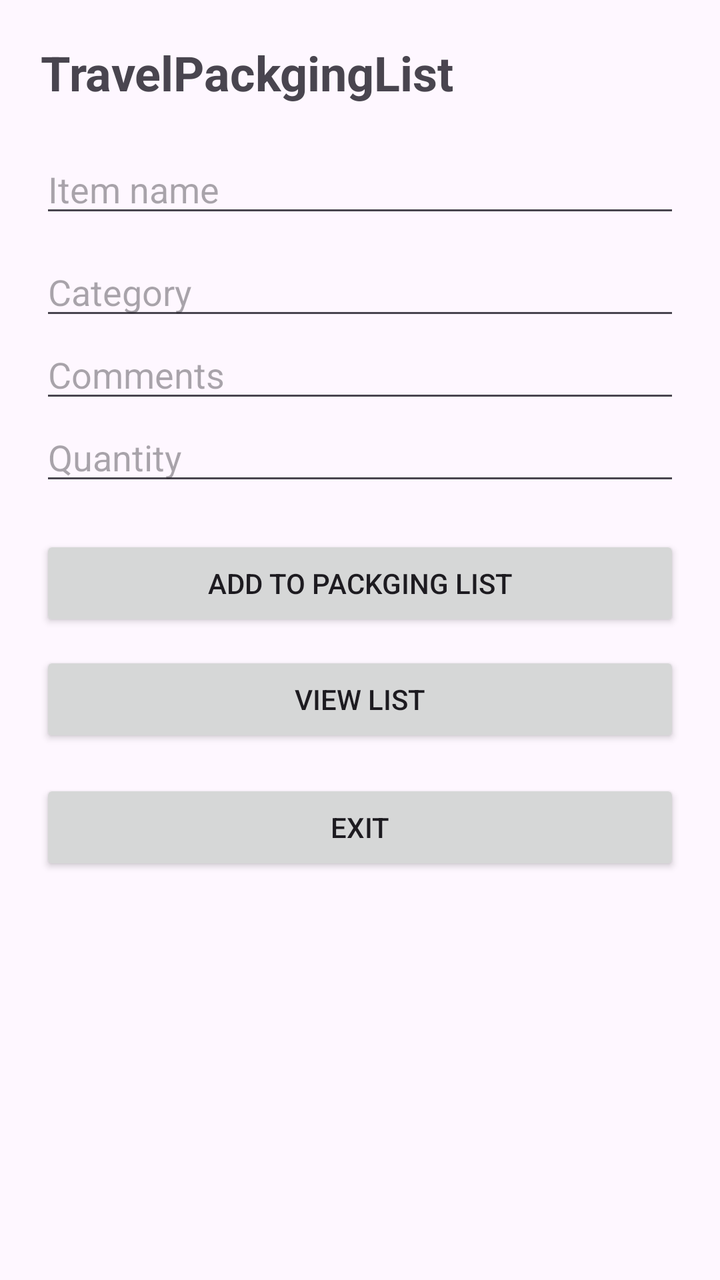
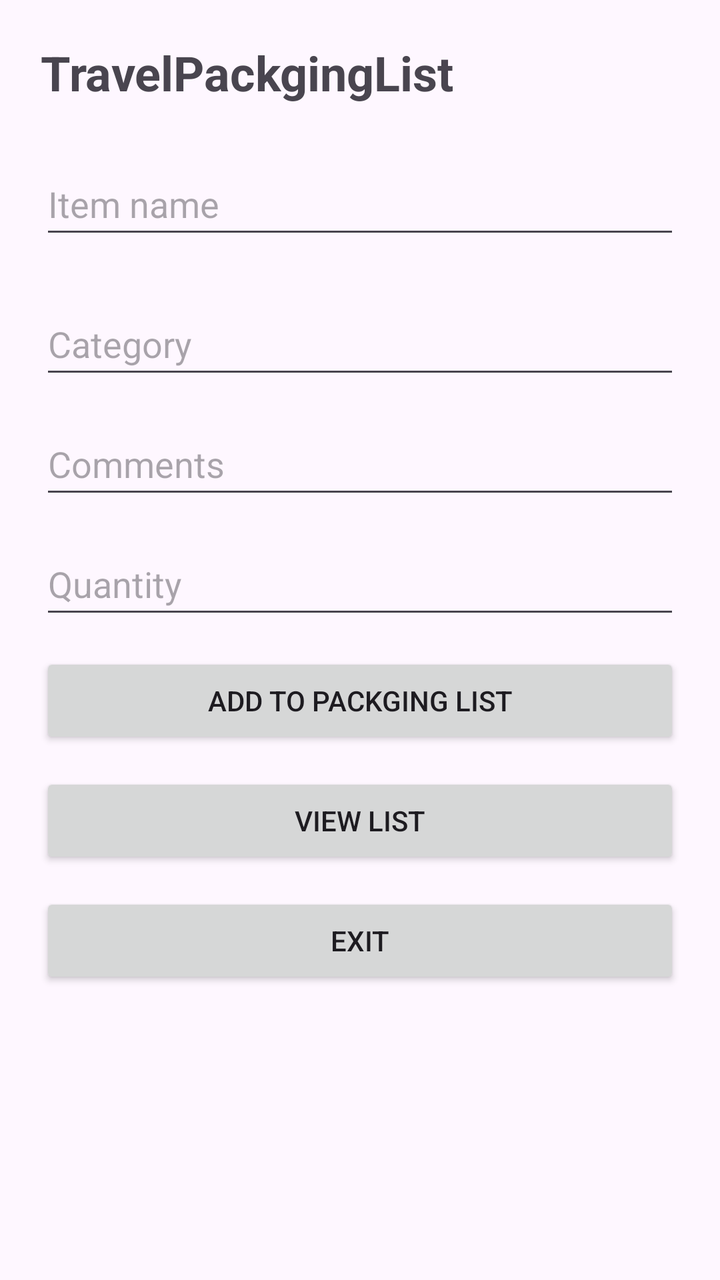

An Android layout rendered at two revisions. The XML below is the earlier revision; the diff shows what the commit changed to produce the second picture.
<!-- AndroidManifest.xml: application theme Theme.TravelPackgingList -->
<!-- res/layout/activity_main.xml -->
<?xml version="1.0" encoding="utf-8"?>
<LinearLayout xmlns:android="http://schemas.android.com/apk/res/android"
    xmlns:tools="http://schemas.android.com/tools"
    android:id="@+id/main"
    android:layout_width="match_parent"
    android:layout_height="match_parent"
    android:orientation="vertical"
    android:padding="20dp"
    tools:context=".MainActivity">

    <TextView
        android:layout_width="wrap_content"
        android:layout_height="wrap_content"
        android:text="@string/app_title"
        android:textSize="24sp"
        android:textStyle="bold"
        android:gravity="center"
        android:layout_marginBottom="20dp"/>

    <EditText
        android:id="@+id/etItem"
        android:layout_width="match_parent"
        android:layout_height="wrap_content"
        android:hint="@string/hint_item"
        android:inputType="text"
        android:autofillHints="name"/>

    <EditText
        android:id="@+id/etCategory"
        android:layout_width="match_parent"
        android:layout_height="wrap_content"
        android:hint="@string/category"
        android:inputType="number"
        android:autofillHints="name"
        android:layout_marginTop="10dp"/>

    <EditText
        android:id="@+id/etComments"
        android:layout_width="match_parent"
        android:layout_height="wrap_content"
        android:hint="@string/hint_comments"
        android:inputType="text"
        android:autofillHints="name"/>

    <EditText
        android:id="@+id/etQuantity"
        android:layout_width="match_parent"
        android:layout_height="wrap_content"
        android:hint="@string/hint_quantity"
        android:autofillHints="name"
        android:inputType="number"/>

    <Button
        android:id="@+id/btnAdd"
        android:layout_width="match_parent"
        android:layout_height="wrap_content"
        android:text="@string/btn_add"
        android:layout_marginTop="20dp"/>

    <Button
        android:id="@+id/btnView"
        android:layout_width="match_parent"
        android:layout_height="wrap_content"
        android:text="@string/btn_View"
        android:layout_marginTop="10dp"/>

    <Button
        android:id="@+id/btnExit"
        android:layout_width="match_parent"
        android:layout_height="wrap_content"
        android:text="@string/btn_Exit"
        android:layout_marginTop="16dp"/>


</LinearLayout>
<!-- resources referenced by this layout -->
<resources>
  <string name="app_title">TravelPackgingList</string>
  <string name="btn_Exit">Exit</string>
  <string name="btn_View">View List</string>
  <string name="btn_add">Add to Packging List</string>
  <string name="category">Category</string>
  <string name="hint_comments">Comments</string>
  <string name="hint_item">Item name</string>
  <string name="hint_quantity">Quantity</string>
  <style name="Theme.TravelPackgingList" parent="Base.Theme.TravelPackgingList" />
  <style name="Base.Theme.TravelPackgingList" parent="Theme.Material3.DayNight.NoActionBar">
          
          
      </style>
</resources>

<!-- the commit's change to res/layout/activity_main.xml (unified diff, before → after) -->
@@ -15,39 +15,43 @@
         android:textSize="24sp"
         android:textStyle="bold"
         android:gravity="center"
-        android:layout_marginBottom="20dp"/>
+        android:layout_marginBottom="24dp"/>
 
     <EditText
         android:id="@+id/etItem"
         android:layout_width="match_parent"
-        android:layout_height="wrap_content"
+        android:layout_height="48dp"
         android:hint="@string/hint_item"
         android:inputType="text"
+        android:layout_marginBottom="12dp"
         android:autofillHints="name"/>
 
     <EditText
         android:id="@+id/etCategory"
         android:layout_width="match_parent"
-        android:layout_height="wrap_content"
+        android:layout_height="48dp"
         android:hint="@string/category"
-        android:inputType="number"
+        android:inputType="text"
         android:autofillHints="name"
+        android:layout_marginBottom="12dp"
         android:layout_marginTop="10dp"/>
 
     <EditText
         android:id="@+id/etComments"
         android:layout_width="match_parent"
-        android:layout_height="wrap_content"
+        android:layout_height="48dp"
         android:hint="@string/hint_comments"
         android:inputType="text"
+        android:layout_marginBottom="12dp"
         android:autofillHints="name"/>
 
     <EditText
         android:id="@+id/etQuantity"
         android:layout_width="match_parent"
-        android:layout_height="wrap_content"
+        android:layout_height="48dp"
         android:hint="@string/hint_quantity"
         android:autofillHints="name"
+        android:layout_marginBottom="12dp"
         android:inputType="number"/>
 
     <Button
@@ -55,21 +59,23 @@
         android:layout_width="match_parent"
         android:layout_height="wrap_content"
         android:text="@string/btn_add"
-        android:layout_marginTop="20dp"/>
+        android:layout_marginBottom="12dp"/>
 
     <Button
         android:id="@+id/btnView"
         android:layout_width="match_parent"
         android:layout_height="wrap_content"
         android:text="@string/btn_View"
-        android:layout_marginTop="10dp"/>
+        android:height="48dp"
+        android:layout_marginBottom="12dp"/>
 
     <Button
         android:id="@+id/btnExit"
         android:layout_width="match_parent"
         android:layout_height="wrap_content"
         android:text="@string/btn_Exit"
-        android:layout_marginTop="16dp"/>
+        android:height="48dp"
+        android:layout_marginBottom="12dp"/>
 
 
 </LinearLayout>
